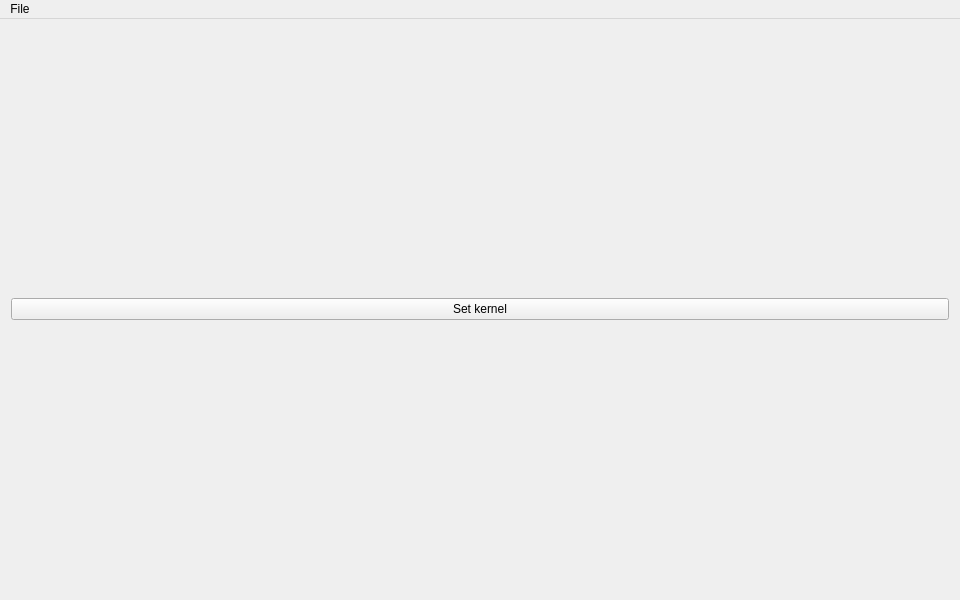
Before: the Qt Designer form mainwindow.ui in ndob/convolution-testbench, drawn with Qt 5.
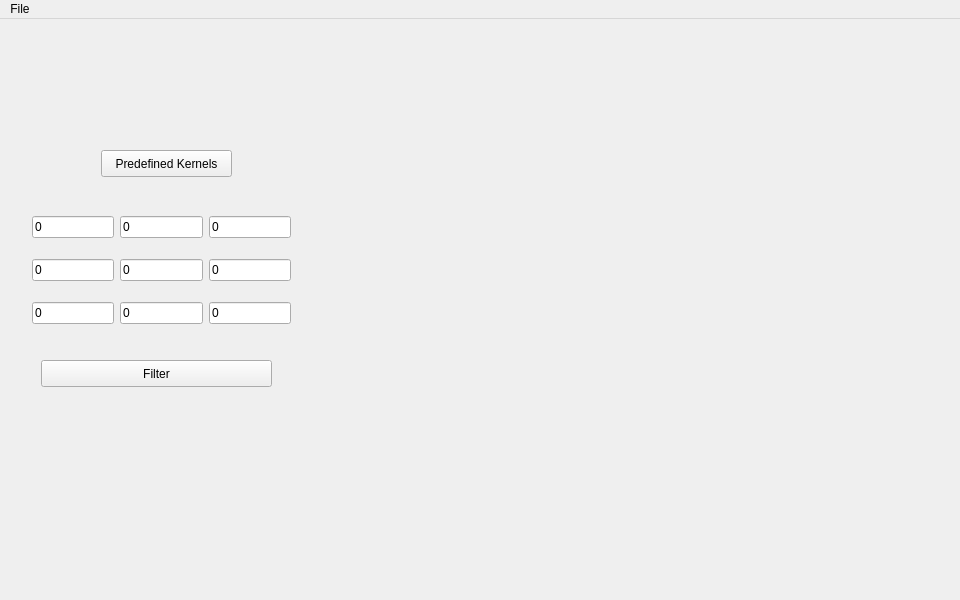
After: the same form once the commit is applied.

Commit message: Move kernel definition from dialog to main window

Diff of the .ui file:
```diff
--- a/mainwindow.ui
+++ b/mainwindow.ui
@@ -30,11 +30,176 @@
        <layout class="QHBoxLayout" name="inputLayout"/>
       </item>
       <item>
-       <widget class="QPushButton" name="filterButton">
-        <property name="text">
-         <string>Set kernel</string>
-        </property>
-       </widget>
+       <layout class="QHBoxLayout" name="horizontalLayout">
+        <item>
+         <widget class="QWidget" name="widget" native="true">
+          <property name="minimumSize">
+           <size>
+            <width>300</width>
+            <height>600</height>
+           </size>
+          </property>
+          <property name="autoFillBackground">
+           <bool>true</bool>
+          </property>
+          <widget class="QWidget" name="gridLayoutWidget">
+           <property name="geometry">
+            <rect>
+             <x>10</x>
+             <y>160</y>
+             <width>281</width>
+             <height>161</height>
+            </rect>
+           </property>
+           <layout class="QGridLayout" name="gridLayout">
+            <item row="0" column="2">
+             <widget class="QLineEdit" name="k02">
+              <property name="text">
+               <string>0</string>
+              </property>
+              <property name="matrixRow" stdset="0">
+               <number>0</number>
+              </property>
+              <property name="matrixColumn" stdset="0">
+               <number>2</number>
+              </property>
+             </widget>
+            </item>
+            <item row="0" column="0">
+             <widget class="QLineEdit" name="k00">
+              <property name="text">
+               <string>0</string>
+              </property>
+              <property name="matrixRow" stdset="0">
+               <number>0</number>
+              </property>
+              <property name="matrixColumn" stdset="0">
+               <number>0</number>
+              </property>
+             </widget>
+            </item>
+            <item row="2" column="1">
+             <widget class="QLineEdit" name="k11">
+              <property name="text">
+               <string>0</string>
+              </property>
+              <property name="matrixRow" stdset="0">
+               <number>1</number>
+              </property>
+              <property name="matrixColumn" stdset="0">
+               <number>1</number>
+              </property>
+             </widget>
+            </item>
+            <item row="0" column="1">
+             <widget class="QLineEdit" name="k01">
+              <property name="text">
+               <string>0</string>
+              </property>
+              <property name="matrixRow" stdset="0">
+               <number>0</number>
+              </property>
+              <property name="matrixColumn" stdset="0">
+               <number>1</number>
+              </property>
+             </widget>
+            </item>
+            <item row="3" column="2">
+             <widget class="QLineEdit" name="k22">
+              <property name="text">
+               <string>0</string>
+              </property>
+              <property name="matrixRow" stdset="0">
+               <number>2</number>
+              </property>
+              <property name="matrixColumn" stdset="0">
+               <number>2</number>
+              </property>
+             </widget>
+            </item>
+            <item row="2" column="0">
+             <widget class="QLineEdit" name="k10">
+              <property name="text">
+               <string>0</string>
+              </property>
+              <property name="matrixRow" stdset="0">
+               <number>1</number>
+              </property>
+              <property name="matrixColumn" stdset="0">
+               <number>0</number>
+              </property>
+             </widget>
+            </item>
+            <item row="2" column="2">
+             <widget class="QLineEdit" name="k12">
+              <property name="text">
+               <string>0</string>
+              </property>
+              <property name="matrixRow" stdset="0">
+               <number>1</number>
+              </property>
+              <property name="matrixColumn" stdset="0">
+               <number>2</number>
+              </property>
+             </widget>
+            </item>
+            <item row="3" column="0">
+             <widget class="QLineEdit" name="k20">
+              <property name="text">
+               <string>0</string>
+              </property>
+              <property name="matrixRow" stdset="0">
+               <number>2</number>
+              </property>
+              <property name="matrixColumn" stdset="0">
+               <number>0</number>
+              </property>
+             </widget>
+            </item>
+            <item row="3" column="1">
+             <widget class="QLineEdit" name="k21">
+              <property name="text">
+               <string>0</string>
+              </property>
+              <property name="matrixRow" stdset="0">
+               <number>2</number>
+              </property>
+              <property name="matrixColumn" stdset="0">
+               <number>1</number>
+              </property>
+             </widget>
+            </item>
+           </layout>
+          </widget>
+          <widget class="QPushButton" name="predefinedKernelsButton">
+           <property name="geometry">
+            <rect>
+             <x>90</x>
+             <y>120</y>
+             <width>131</width>
+             <height>27</height>
+            </rect>
+           </property>
+           <property name="text">
+            <string>Predefined Kernels</string>
+           </property>
+          </widget>
+          <widget class="QPushButton" name="filterButton">
+           <property name="geometry">
+            <rect>
+             <x>30</x>
+             <y>330</y>
+             <width>231</width>
+             <height>27</height>
+            </rect>
+           </property>
+           <property name="text">
+            <string>Filter</string>
+           </property>
+          </widget>
+         </widget>
+        </item>
+       </layout>
       </item>
       <item>
        <layout class="QHBoxLayout" name="outputLayout"/>
```
Left out of the diff: 17 changed lines with no effect on the pictures. The commit also changes 6 other files.
